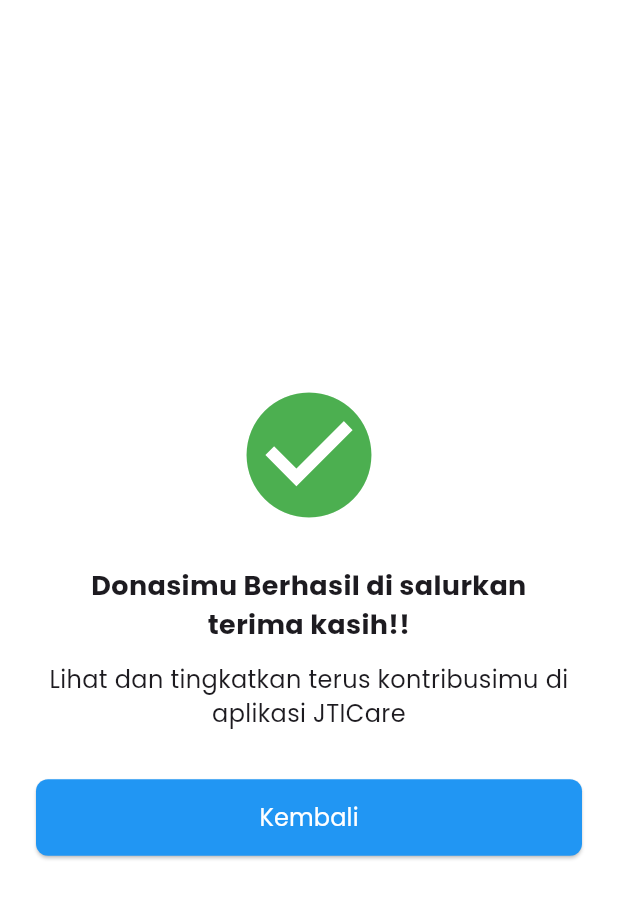
After one commit to SlowCode-alt/JTICare, a Flutter app: the PaymentSuccessScreen screen opened directly, on a phone screen of 412 x 824 dp. The commit adds this screen. Shown: the top 899 px of the screen. Run offline on Flutter 3.47's test engine with Material 3 defaults, Android fonts, the phone set to English and light mode, and no system bars; our stand-ins replace cached_network_image, flutter_dotenv, image_picker, shared_preferences, webview_flutter; accounts and stored records are empty; network calls fail.

Commit message:
update refresh dashboard setelah payment

```diff
--- a/lib/dashboard/Donasi_Screen.dart
+++ b/lib/dashboard/Donasi_Screen.dart
@@ -132,7 +132,7 @@ class _DonasiScreenState extends State<DonasiScreen> {
   print('- Kategori Donasi ID: ${widget.donasi.id}');
 
   // 2. Panggil MidtransService
-  final midtrans = MidtransService(baseUrl: 'http://10.0.2.2:8000/api');
+  final midtrans = MidtransService(baseUrl: 'https://jticare.my.id/api');
   print('\nMengirim request ke backend...');
 
   try {
--- /dev/null
+++ b/lib/dashboard/payment_success_screen.dart
@@ -0,0 +1,70 @@
+import 'package:flutter/material.dart';
+import 'dashboard.dart';
+
+class PaymentSuccessScreen extends StatelessWidget {
+  const PaymentSuccessScreen({super.key});
+
+  @override
+  Widget build(BuildContext context) {
+    return Scaffold(
+      backgroundColor: Colors.white,
+      body: Center(
+        child: Padding(
+          padding: const EdgeInsets.symmetric(horizontal: 24.0, vertical: 40.0),
+          child: Column(
+            mainAxisAlignment: MainAxisAlignment.center,
+            children: [
+              const Icon(
+                Icons.check_circle,
+                color: Colors.green,
+                size: 100,
+              ),
+              const SizedBox(height: 24),
+              const Text(
+                'Donasimu Berhasil di salurkan\nterima kasih!!',
+                textAlign: TextAlign.center,
+                style: TextStyle(
+                  fontSize: 18,
+                  fontWeight: FontWeight.bold,
+                ),
+              ),
+              const SizedBox(height: 12),
+              const Text(
+                'Lihat dan tingkatkan terus kontribusimu di aplikasi JTICare',
+                textAlign: TextAlign.center,
+                style: TextStyle(fontSize: 16),
+              ),
+              const SizedBox(height: 32),
+              SizedBox(
+                width: double.infinity,
+                child: ElevatedButton(
+                  onPressed: () {
+                        Navigator.pushAndRemoveUntil(
+                          context,
+                            MaterialPageRoute(
+                              builder: (context) => const DashboardScreen(refresh: true),
+                            ),
+                          (route) => false, // Remove all previous routes
+                        );
+                      },
+
+                  style: ElevatedButton.styleFrom(
+                    backgroundColor: Colors.blue,
+                    padding: const EdgeInsets.symmetric(vertical: 14),
+                    shape: RoundedRectangleBorder(
+                      borderRadius: BorderRadius.circular(8),
+                    ),
+                  ),
+                  child: const Text(
+                    'Kembali',
+                    style: TextStyle(fontSize: 16, color: Colors.white),
+                  ),
+                ),
+              ),
+            ],
+          ),
+        ),
+      ),
+    );
+  }
+}
```
Also changed, not shown: lib/dashboard/dashboard.dart (+10 -3 lines), lib/dashboard/detail_transaksi.dart (+22 -0 lines), lib/dashboard/payment_result_screen.dart (deleted, +0 -57 lines).
